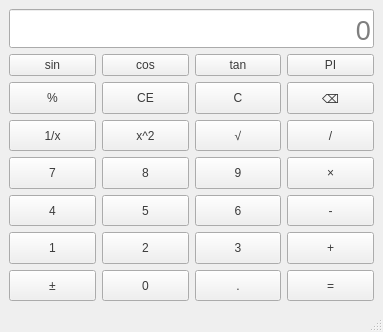
chenbencong/homework, file mainwindow.ui: the form before one commit.
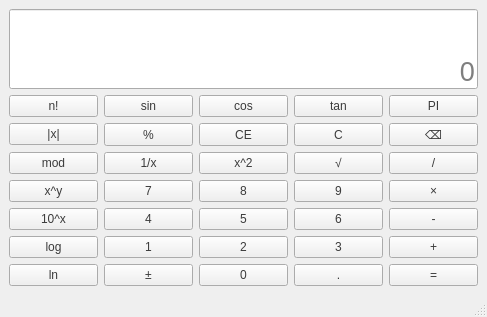
The form after the commit.

The edit to the form file:
```diff
--- a/mainwindow.ui
+++ b/mainwindow.ui
@@ -6,8 +6,8 @@
    <rect>
     <x>0</x>
     <y>0</y>
-    <width>383</width>
-    <height>332</height>
+    <width>487</width>
+    <height>317</height>
    </rect>
   </property>
   <property name="windowTitle">
@@ -29,159 +29,72 @@
   <widget class="QWidget" name="centralwidget">
    <layout class="QHBoxLayout" name="horizontalLayout">
     <item>
+     <layout class="QVBoxLayout" name="verticalLayout">
+      <item>
+       <widget class="QLineEdit" name="display">
+        <property name="sizePolicy">
+         <sizepolicy hsizetype="Expanding" vsizetype="Preferred">
+          <horstretch>0</horstretch>
+          <verstretch>0</verstretch>
+         </sizepolicy>
+        </property>
+        <property name="styleSheet">
+         <string notr="true">font-size:20pt;
+</string>
+        </property>
+        <property name="alignment">
+         <set>Qt::AlignBottom|Qt::AlignRight|Qt::AlignTrailing</set>
+        </property>
+        <property name="placeholderText">
+         <string>0</string>
+        </property>
+       </widget>
+      </item>
+      <item>
      <layout class="QGridLayout" name="gridLayout">
-      <item row="4" column="3">
-       <widget class="QPushButton" name="chenghao">
-        <property name="sizePolicy">
-         <sizepolicy hsizetype="Minimum" vsizetype="Minimum">
-          <horstretch>0</horstretch>
-          <verstretch>0</verstretch>
-         </sizepolicy>
-        </property>
+        <item row="0" column="0">
+         <widget class="QPushButton" name="Fac">
         <property name="text">
-         <string>×</string>
+           <string>n!</string>
         </property>
        </widget>
       </item>
-      <item row="3" column="0">
-       <widget class="QPushButton" name="daoshu">
-        <property name="sizePolicy">
-         <sizepolicy hsizetype="Minimum" vsizetype="Minimum">
-          <horstretch>0</horstretch>
-          <verstretch>0</verstretch>
-         </sizepolicy>
-        </property>
-        <property name="text">
-         <string>1/x</string>
-        </property>
-       </widget>
-      </item>
-      <item row="4" column="2">
-       <widget class="QPushButton" name="btnNum9">
-        <property name="sizePolicy">
-         <sizepolicy hsizetype="Minimum" vsizetype="Minimum">
-          <horstretch>0</horstretch>
-          <verstretch>0</verstretch>
-         </sizepolicy>
-        </property>
-        <property name="text">
-         <string>9</string>
-        </property>
-       </widget>
-      </item>
-      <item row="1" column="0">
+        <item row="0" column="1">
        <widget class="QPushButton" name="sin">
         <property name="text">
          <string>sin</string>
         </property>
        </widget>
       </item>
-      <item row="6" column="2">
-       <widget class="QPushButton" name="btnNum3">
-        <property name="sizePolicy">
-         <sizepolicy hsizetype="Minimum" vsizetype="Minimum">
-          <horstretch>0</horstretch>
-          <verstretch>0</verstretch>
-         </sizepolicy>
-        </property>
-        <property name="text">
-         <string>3</string>
-        </property>
-       </widget>
-      </item>
-      <item row="5" column="2">
-       <widget class="QPushButton" name="btnNum6">
-        <property name="sizePolicy">
-         <sizepolicy hsizetype="Minimum" vsizetype="Minimum">
-          <horstretch>0</horstretch>
-          <verstretch>0</verstretch>
-         </sizepolicy>
-        </property>
-        <property name="text">
-         <string>6</string>
-        </property>
-       </widget>
-      </item>
-      <item row="1" column="1">
+        <item row="0" column="2">
        <widget class="QPushButton" name="cos">
         <property name="text">
          <string>cos</string>
         </property>
        </widget>
       </item>
-      <item row="3" column="1">
-       <widget class="QPushButton" name="pingfang">
-        <property name="sizePolicy">
-         <sizepolicy hsizetype="Minimum" vsizetype="Minimum">
-          <horstretch>0</horstretch>
-          <verstretch>0</verstretch>
-         </sizepolicy>
-        </property>
-        <property name="text">
-         <string>x^2</string>
-        </property>
-       </widget>
-      </item>
-      <item row="2" column="3">
-       <widget class="QPushButton" name="shanchu">
-        <property name="sizePolicy">
-         <sizepolicy hsizetype="Minimum" vsizetype="Minimum">
-          <horstretch>0</horstretch>
-          <verstretch>0</verstretch>
-         </sizepolicy>
-        </property>
-        <property name="text">
-         <string>⌫</string>
-        </property>
-       </widget>
-      </item>
-      <item row="6" column="0">
-       <widget class="QPushButton" name="btnNum1">
-        <property name="sizePolicy">
-         <sizepolicy hsizetype="Minimum" vsizetype="Minimum">
-          <horstretch>0</horstretch>
-          <verstretch>0</verstretch>
-         </sizepolicy>
-        </property>
-        <property name="text">
-         <string>1</string>
-        </property>
-       </widget>
-      </item>
-      <item row="4" column="1">
-       <widget class="QPushButton" name="btnNum8">
-        <property name="sizePolicy">
-         <sizepolicy hsizetype="Minimum" vsizetype="Minimum">
-          <horstretch>0</horstretch>
-          <verstretch>0</verstretch>
-         </sizepolicy>
-        </property>
-        <property name="text">
-         <string>8</string>
-        </property>
-       </widget>
-      </item>
-      <item row="7" column="2">
-       <widget class="QPushButton" name="xiaoshudian">
-        <property name="sizePolicy">
-         <sizepolicy hsizetype="Minimum" vsizetype="Minimum">
-          <horstretch>0</horstretch>
-          <verstretch>0</verstretch>
-         </sizepolicy>
-        </property>
-        <property name="text">
-         <string>.</string>
-        </property>
-       </widget>
-      </item>
-      <item row="1" column="2">
+        <item row="0" column="3">
        <widget class="QPushButton" name="tan">
         <property name="text">
          <string>tan</string>
         </property>
        </widget>
       </item>
-      <item row="2" column="0">
+        <item row="0" column="4">
+         <widget class="QPushButton" name="PI">
+          <property name="text">
+           <string>PI</string>
+          </property>
+         </widget>
+        </item>
+        <item row="1" column="0">
+         <widget class="QPushButton" name="Abs">
+          <property name="text">
+           <string>|x|</string>
+          </property>
+         </widget>
+        </item>
+        <item row="1" column="1">
        <widget class="QPushButton" name="baifenhao">
         <property name="sizePolicy">
          <sizepolicy hsizetype="Minimum" vsizetype="Minimum">
@@ -194,8 +107,8 @@
         </property>
        </widget>
       </item>
-      <item row="5" column="0">
-       <widget class="QPushButton" name="btnNum4">
+        <item row="1" column="2">
+         <widget class="QPushButton" name="qingchu">
         <property name="sizePolicy">
          <sizepolicy hsizetype="Minimum" vsizetype="Minimum">
           <horstretch>0</horstretch>
@@ -203,31 +116,11 @@
          </sizepolicy>
         </property>
         <property name="text">
-         <string>4</string>
+           <string>CE</string>
         </property>
        </widget>
       </item>
       <item row="1" column="3">
-       <widget class="QPushButton" name="PI">
-        <property name="text">
-         <string>PI</string>
-        </property>
-       </widget>
-      </item>
-      <item row="5" column="3">
-       <widget class="QPushButton" name="jianhao">
-        <property name="sizePolicy">
-         <sizepolicy hsizetype="Minimum" vsizetype="Minimum">
-          <horstretch>0</horstretch>
-          <verstretch>0</verstretch>
-         </sizepolicy>
-        </property>
-        <property name="text">
-         <string>-</string>
-        </property>
-       </widget>
-      </item>
-      <item row="2" column="2">
        <widget class="QPushButton" name="cleanAll">
         <property name="sizePolicy">
          <sizepolicy hsizetype="Minimum" vsizetype="Minimum">
@@ -240,8 +133,28 @@
         </property>
        </widget>
       </item>
+        <item row="1" column="4">
+         <widget class="QPushButton" name="shanchu">
+          <property name="sizePolicy">
+           <sizepolicy hsizetype="Minimum" vsizetype="Minimum">
+            <horstretch>0</horstretch>
+            <verstretch>0</verstretch>
+           </sizepolicy>
+          </property>
+          <property name="text">
+           <string>⌫</string>
+          </property>
+         </widget>
+        </item>
+        <item row="2" column="0">
+         <widget class="QPushButton" name="mod">
+          <property name="text">
+           <string>mod</string>
+          </property>
+         </widget>
+        </item>
       <item row="2" column="1">
-       <widget class="QPushButton" name="qingchu">
+         <widget class="QPushButton" name="daoshu">
         <property name="sizePolicy">
          <sizepolicy hsizetype="Minimum" vsizetype="Minimum">
           <horstretch>0</horstretch>
@@ -249,12 +162,12 @@
          </sizepolicy>
         </property>
         <property name="text">
-         <string>CE</string>
+           <string>1/x</string>
         </property>
        </widget>
       </item>
-      <item row="7" column="3">
-       <widget class="QPushButton" name="denghao">
+        <item row="2" column="2">
+         <widget class="QPushButton" name="pingfang">
         <property name="sizePolicy">
          <sizepolicy hsizetype="Minimum" vsizetype="Minimum">
           <horstretch>0</horstretch>
@@ -262,11 +175,11 @@
          </sizepolicy>
         </property>
         <property name="text">
-         <string>=</string>
+           <string>x^2</string>
         </property>
        </widget>
       </item>
-      <item row="3" column="2">
+        <item row="2" column="3">
        <widget class="QPushButton" name="genhao">
         <property name="sizePolicy">
          <sizepolicy hsizetype="Minimum" vsizetype="Minimum">
@@ -279,8 +192,8 @@
         </property>
        </widget>
       </item>
-      <item row="6" column="3">
-       <widget class="QPushButton" name="jiahao">
+        <item row="2" column="4">
+         <widget class="QPushButton" name="chuhao">
         <property name="sizePolicy">
          <sizepolicy hsizetype="Minimum" vsizetype="Minimum">
           <horstretch>0</horstretch>
@@ -288,11 +201,18 @@
          </sizepolicy>
         </property>
         <property name="text">
-         <string>+</string>
+           <string>/</string>
         </property>
        </widget>
       </item>
-      <item row="4" column="0">
+        <item row="3" column="0">
+         <widget class="QPushButton" name="XY">
+          <property name="text">
+           <string>x^y</string>
+          </property>
+         </widget>
+        </item>
+        <item row="3" column="1">
        <widget class="QPushButton" name="btnNum7">
         <property name="sizePolicy">
          <sizepolicy hsizetype="Minimum" vsizetype="Minimum">
@@ -305,7 +225,125 @@
         </property>
        </widget>
       </item>
-      <item row="6" column="1">
+        <item row="3" column="2">
+         <widget class="QPushButton" name="btnNum8">
+          <property name="sizePolicy">
+           <sizepolicy hsizetype="Minimum" vsizetype="Minimum">
+            <horstretch>0</horstretch>
+            <verstretch>0</verstretch>
+           </sizepolicy>
+          </property>
+          <property name="text">
+           <string>8</string>
+          </property>
+         </widget>
+        </item>
+        <item row="3" column="3">
+         <widget class="QPushButton" name="btnNum9">
+          <property name="sizePolicy">
+           <sizepolicy hsizetype="Minimum" vsizetype="Minimum">
+            <horstretch>0</horstretch>
+            <verstretch>0</verstretch>
+           </sizepolicy>
+          </property>
+          <property name="text">
+           <string>9</string>
+          </property>
+         </widget>
+        </item>
+        <item row="3" column="4">
+         <widget class="QPushButton" name="chenghao">
+          <property name="sizePolicy">
+           <sizepolicy hsizetype="Minimum" vsizetype="Minimum">
+            <horstretch>0</horstretch>
+            <verstretch>0</verstretch>
+           </sizepolicy>
+          </property>
+          <property name="text">
+           <string>×</string>
+          </property>
+         </widget>
+        </item>
+        <item row="4" column="0">
+         <widget class="QPushButton" name="TenX">
+          <property name="text">
+           <string>10^x</string>
+          </property>
+         </widget>
+        </item>
+        <item row="4" column="1">
+         <widget class="QPushButton" name="btnNum4">
+          <property name="sizePolicy">
+           <sizepolicy hsizetype="Minimum" vsizetype="Minimum">
+            <horstretch>0</horstretch>
+            <verstretch>0</verstretch>
+           </sizepolicy>
+          </property>
+          <property name="text">
+           <string>4</string>
+          </property>
+         </widget>
+        </item>
+        <item row="4" column="2">
+         <widget class="QPushButton" name="btnNum5">
+          <property name="sizePolicy">
+           <sizepolicy hsizetype="Minimum" vsizetype="Minimum">
+            <horstretch>0</horstretch>
+            <verstretch>0</verstretch>
+           </sizepolicy>
+          </property>
+          <property name="text">
+           <string>5</string>
+          </property>
+         </widget>
+        </item>
+        <item row="4" column="3">
+         <widget class="QPushButton" name="btnNum6">
+          <property name="sizePolicy">
+           <sizepolicy hsizetype="Minimum" vsizetype="Minimum">
+            <horstretch>0</horstretch>
+            <verstretch>0</verstretch>
+           </sizepolicy>
+          </property>
+          <property name="text">
+           <string>6</string>
+          </property>
+         </widget>
+        </item>
+        <item row="4" column="4">
+         <widget class="QPushButton" name="jianhao">
+          <property name="sizePolicy">
+           <sizepolicy hsizetype="Minimum" vsizetype="Minimum">
+            <horstretch>0</horstretch>
+            <verstretch>0</verstretch>
+           </sizepolicy>
+          </property>
+          <property name="text">
+           <string>-</string>
+          </property>
+         </widget>
+        </item>
+        <item row="5" column="0">
+         <widget class="QPushButton" name="log">
+          <property name="text">
+           <string>log</string>
+          </property>
+         </widget>
+        </item>
+        <item row="5" column="1">
+         <widget class="QPushButton" name="btnNum1">
+          <property name="sizePolicy">
+           <sizepolicy hsizetype="Minimum" vsizetype="Minimum">
+            <horstretch>0</horstretch>
+            <verstretch>0</verstretch>
+           </sizepolicy>
+          </property>
+          <property name="text">
+           <string>1</string>
+          </property>
+         </widget>
+        </item>
+        <item row="5" column="2">
        <widget class="QPushButton" name="btnNum2">
         <property name="sizePolicy">
          <sizepolicy hsizetype="Minimum" vsizetype="Minimum">
@@ -318,7 +356,40 @@
         </property>
        </widget>
       </item>
-      <item row="7" column="0">
+        <item row="5" column="3">
+         <widget class="QPushButton" name="btnNum3">
+          <property name="sizePolicy">
+           <sizepolicy hsizetype="Minimum" vsizetype="Minimum">
+            <horstretch>0</horstretch>
+            <verstretch>0</verstretch>
+           </sizepolicy>
+          </property>
+          <property name="text">
+           <string>3</string>
+          </property>
+         </widget>
+        </item>
+        <item row="5" column="4">
+         <widget class="QPushButton" name="jiahao">
+          <property name="sizePolicy">
+           <sizepolicy hsizetype="Minimum" vsizetype="Minimum">
+            <horstretch>0</horstretch>
+            <verstretch>0</verstretch>
+           </sizepolicy>
+          </property>
+          <property name="text">
+           <string>+</string>
+          </property>
+         </widget>
+        </item>
+        <item row="6" column="0">
+         <widget class="QPushButton" name="ln">
+          <property name="text">
+           <string>ln</string>
+          </property>
+         </widget>
+        </item>
+        <item row="6" column="1">
        <widget class="QPushButton" name="zhengfu">
         <property name="sizePolicy">
          <sizepolicy hsizetype="Minimum" vsizetype="Minimum">
@@ -331,7 +402,7 @@
         </property>
        </widget>
       </item>
-      <item row="7" column="1">
+        <item row="6" column="2">
        <widget class="QPushButton" name="btnNum0">
         <property name="sizePolicy">
          <sizepolicy hsizetype="Minimum" vsizetype="Minimum">
@@ -344,8 +415,8 @@
         </property>
        </widget>
       </item>
-      <item row="3" column="3">
-       <widget class="QPushButton" name="chuhao">
+        <item row="6" column="3">
+         <widget class="QPushButton" name="xiaoshudian">
         <property name="sizePolicy">
          <sizepolicy hsizetype="Minimum" vsizetype="Minimum">
           <horstretch>0</horstretch>
@@ -353,12 +424,12 @@
          </sizepolicy>
         </property>
         <property name="text">
-         <string>/</string>
+           <string>.</string>
         </property>
        </widget>
       </item>
-      <item row="5" column="1">
-       <widget class="QPushButton" name="btnNum5">
+        <item row="6" column="4">
+         <widget class="QPushButton" name="denghao">
         <property name="sizePolicy">
          <sizepolicy hsizetype="Minimum" vsizetype="Minimum">
           <horstretch>0</horstretch>
@@ -366,29 +437,11 @@
          </sizepolicy>
         </property>
         <property name="text">
-         <string>5</string>
+           <string>=</string>
         </property>
        </widget>
       </item>
-      <item row="0" column="0" colspan="4">
-       <widget class="QLineEdit" name="display">
-        <property name="sizePolicy">
-         <sizepolicy hsizetype="Expanding" vsizetype="Preferred">
-          <horstretch>0</horstretch>
-          <verstretch>0</verstretch>
-         </sizepolicy>
-        </property>
-        <property name="styleSheet">
-         <string notr="true">font-size:20pt;
-</string>
-        </property>
-        <property name="alignment">
-         <set>Qt::AlignBottom|Qt::AlignRight|Qt::AlignTrailing</set>
-        </property>
-        <property name="placeholderText">
-         <string>0</string>
-        </property>
-       </widget>
+       </layout>
       </item>
      </layout>
     </item>
```
Left out of the diff: 2 changed lines with no effect on the pictures. Lines whose indentation alone changed are shown as unchanged.
